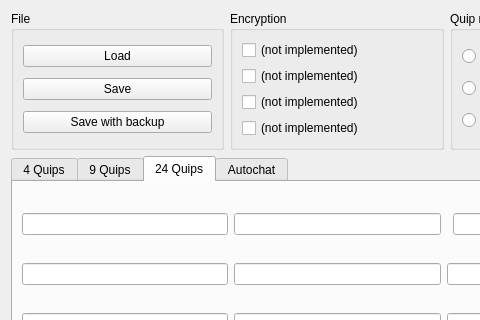
First picture: the form in src/ui/mainwidget.ui, repository Maritsu/patapon-quip-editor, before the edit; both pictures show x 0 to 480 and y 0 to 320 of the 893 by 551 pixel window.
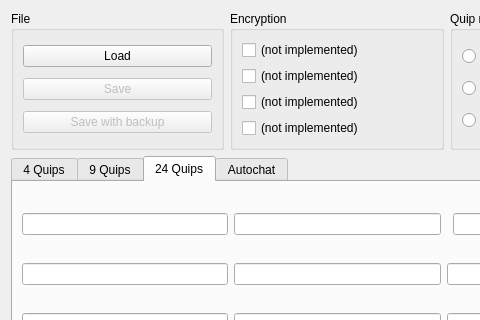
Second picture: the form after the edit. The open tabs and pages were chosen to show the change.

Commit message: [ui] make dynamic elements disabled by default

What changed in the file:
```diff
--- a/src/ui/mainwidget.ui
+++ b/src/ui/mainwidget.ui
@@ -31,13 +31,22 @@
         </item>
         <item>
          <widget class="QPushButton" name="saveBtn">
+          <property name="enabled">
+           <bool>false</bool>
+          </property>
           <property name="text">
            <string>Save</string>
           </property>
+          <property name="checkable">
+           <bool>false</bool>
+          </property>
          </widget>
         </item>
         <item>
          <widget class="QPushButton" name="saveBkBtn">
+          <property name="enabled">
+           <bool>false</bool>
+          </property>
           <property name="text">
            <string>Save with backup</string>
           </property>
```
Left out of the diff: 278 changed lines with no effect on the pictures. The commit also changes 1 other file.
